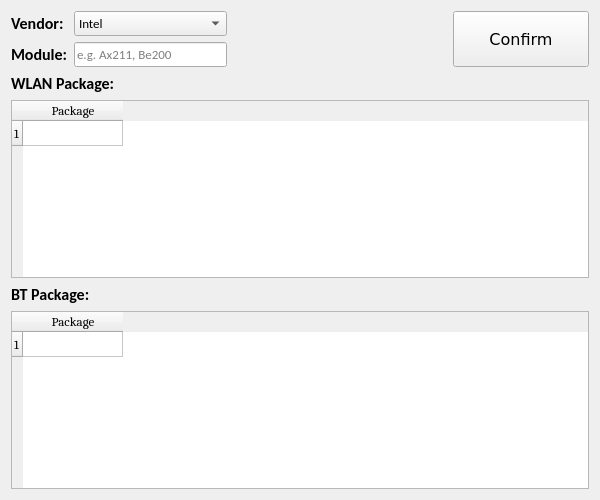
ToroSU/DL_Creator, file ui/wlanbt_select.ui: the form before one commit.
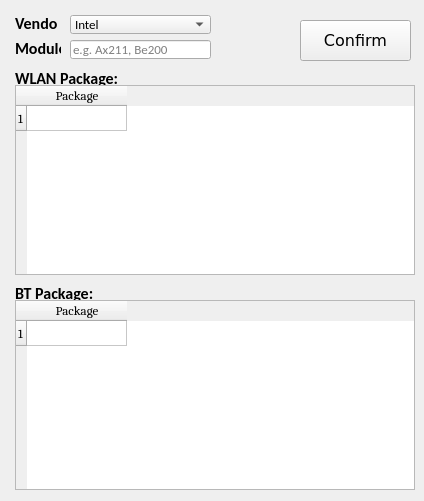
The form after the commit.

Commit message: Fix: get the wlan/bt folder

```diff
--- a/ui/wlanbt_select.ui
+++ b/ui/wlanbt_select.ui
@@ -6,163 +6,24 @@
    <rect>
     <x>0</x>
     <y>0</y>
-    <width>600</width>
-    <height>500</height>
+    <width>424</width>
+    <height>501</height>
    </rect>
   </property>
   <property name="windowTitle">
    <string>WlanBT Select and Save</string>
   </property>
-  <layout class="QGridLayout" name="gridLayout_4">
-   <item row="0" column="0">
-    <layout class="QGridLayout" name="gridLayout_3">
-     <item row="1" column="0">
-      <layout class="QVBoxLayout" name="verticalLayout_2">
-       <item>
-        <widget class="QLabel" name="label_wlan_package">
-         <property name="font">
-          <font>
-           <family>Calibri</family>
-           <pointsize>12</pointsize>
-           <weight>75</weight>
-           <bold>true</bold>
-          </font>
-         </property>
-         <property name="text">
-          <string>WLAN Package:</string>
-         </property>
-        </widget>
-       </item>
-       <item>
-        <widget class="QTableWidget" name="tableWidget_wlan_package_select">
-         <property name="font">
-          <font>
-           <family>Caladea</family>
-           <pointsize>10</pointsize>
-          </font>
-         </property>
-         <property name="sizeAdjustPolicy">
-          <enum>QAbstractScrollArea::AdjustIgnored</enum>
-         </property>
-         <property name="editTriggers">
-          <set>QAbstractItemView::NoEditTriggers</set>
-         </property>
-         <property name="textElideMode">
-          <enum>Qt::ElideRight</enum>
-         </property>
-         <attribute name="verticalHeaderDefaultSectionSize">
-          <number>25</number>
-         </attribute>
-         <attribute name="verticalHeaderHighlightSections">
-          <bool>true</bool>
-         </attribute>
-         <attribute name="verticalHeaderMinimumSectionSize">
-          <number>20</number>
-         </attribute>
-         <row>
-          <property name="text">
-           <string>1</string>
-          </property>
-          <property name="font">
-           <font>
-            <family>Calibri</family>
-           </font>
-          </property>
-         </row>
-         <column>
-          <property name="text">
-           <string>Package</string>
-          </property>
-          <property name="font">
-           <font>
-            <family>Calibri</family>
-           </font>
-          </property>
-         </column>
-        </widget>
-       </item>
-       <item>
-        <widget class="QLabel" name="label_bt_package">
-         <property name="font">
-          <font>
-           <family>Calibri</family>
-           <pointsize>12</pointsize>
-           <weight>75</weight>
-           <bold>true</bold>
-          </font>
-         </property>
-         <property name="text">
-          <string>BT Package:</string>
-         </property>
-        </widget>
-       </item>
-       <item>
-        <widget class="QTableWidget" name="tableWidget_bt_package_select">
-         <property name="font">
-          <font>
-           <family>Caladea</family>
-           <pointsize>10</pointsize>
-          </font>
-         </property>
-         <property name="sizeAdjustPolicy">
-          <enum>QAbstractScrollArea::AdjustIgnored</enum>
-         </property>
-         <property name="editTriggers">
-          <set>QAbstractItemView::NoEditTriggers</set>
-         </property>
-         <property name="textElideMode">
-          <enum>Qt::ElideRight</enum>
-         </property>
-         <attribute name="verticalHeaderDefaultSectionSize">
-          <number>25</number>
-         </attribute>
-         <attribute name="verticalHeaderHighlightSections">
-          <bool>true</bool>
-         </attribute>
-         <attribute name="verticalHeaderMinimumSectionSize">
-          <number>20</number>
-         </attribute>
-         <row>
-          <property name="text">
-           <string>1</string>
-          </property>
-          <property name="font">
-           <font>
-            <family>Calibri</family>
-           </font>
-          </property>
-         </row>
-         <column>
-          <property name="text">
-           <string>Package</string>
-          </property>
-          <property name="font">
-           <font>
-            <family>Calibri</family>
-           </font>
-          </property>
-         </column>
-        </widget>
-       </item>
-      </layout>
-     </item>
-     <item row="0" column="0">
-      <layout class="QGridLayout" name="gridLayout_2">
-       <item row="0" column="1">
-        <layout class="QVBoxLayout" name="verticalLayout" stretch="0">
-         <property name="spacing">
-          <number>6</number>
-         </property>
-         <property name="sizeConstraint">
-          <enum>QLayout::SetDefaultConstraint</enum>
-         </property>
-         <property name="leftMargin">
-          <number>150</number>
-         </property>
-         <item>
           <widget class="QPushButton" name="pushButton_wlanbt_confirm">
+   <property name="geometry">
+    <rect>
+     <x>300</x>
+     <y>20</y>
+     <width>111</width>
+     <height>41</height>
+    </rect>
+   </property>
            <property name="sizePolicy">
-            <sizepolicy hsizetype="Preferred" vsizetype="Preferred">
+    <sizepolicy hsizetype="Fixed" vsizetype="Preferred">
              <horstretch>0</horstretch>
              <verstretch>0</verstretch>
             </sizepolicy>
@@ -177,16 +38,62 @@
             <string>Confirm</string>
            </property>
           </widget>
-         </item>
-        </layout>
-       </item>
-       <item row="0" column="0">
-        <layout class="QGridLayout" name="gridLayout" columnstretch="0,0">
-         <property name="rightMargin">
-          <number>70</number>
-         </property>
-         <item row="0" column="0">
+  <widget class="QComboBox" name="comboBox_vender_select">
+   <property name="geometry">
+    <rect>
+     <x>70</x>
+     <y>15</y>
+     <width>141</width>
+     <height>19</height>
+    </rect>
+   </property>
+   <property name="sizePolicy">
+    <sizepolicy hsizetype="Preferred" vsizetype="Preferred">
+     <horstretch>0</horstretch>
+     <verstretch>0</verstretch>
+    </sizepolicy>
+   </property>
+   <property name="font">
+    <font>
+     <family>Calibri</family>
+     <pointsize>10</pointsize>
+    </font>
+   </property>
+   <item>
+    <property name="text">
+     <string>Intel</string>
+    </property>
+   </item>
+   <item>
+    <property name="text">
+     <string>Azwave-MTK</string>
+    </property>
+   </item>
+   <item>
+    <property name="text">
+     <string>Azwave-RTK</string>
+    </property>
+   </item>
+   <item>
+    <property name="text">
+     <string>Liteon-RTK</string>
+    </property>
+   </item>
+   <item>
+    <property name="text">
+     <string>Liteon-Qualc</string>
+    </property>
+   </item>
+  </widget>
           <widget class="QLabel" name="label_vendor">
+   <property name="geometry">
+    <rect>
+     <x>15</x>
+     <y>15</y>
+     <width>43</width>
+     <height>16</height>
+    </rect>
+   </property>
            <property name="sizePolicy">
             <sizepolicy hsizetype="Fixed" vsizetype="Fixed">
              <horstretch>0</horstretch>
@@ -205,9 +112,15 @@
             <string>Vendor:</string>
            </property>
           </widget>
-         </item>
-         <item row="1" column="0">
           <widget class="QLabel" name="label_module">
+   <property name="geometry">
+    <rect>
+     <x>15</x>
+     <y>40</y>
+     <width>46</width>
+     <height>16</height>
+    </rect>
+   </property>
            <property name="sizePolicy">
             <sizepolicy hsizetype="Fixed" vsizetype="Fixed">
              <horstretch>0</horstretch>
@@ -226,9 +139,15 @@
             <string>Module:</string>
            </property>
           </widget>
-         </item>
-         <item row="1" column="1">
           <widget class="QLineEdit" name="lineEdit_module_name">
+   <property name="geometry">
+    <rect>
+     <x>70</x>
+     <y>40</y>
+     <width>141</width>
+     <height>19</height>
+    </rect>
+   </property>
            <property name="sizePolicy">
             <sizepolicy hsizetype="Preferred" vsizetype="Preferred">
              <horstretch>0</horstretch>
@@ -245,55 +164,172 @@
             <string>e.g. Ax211, Be200</string>
            </property>
           </widget>
-         </item>
-         <item row="0" column="1">
-          <widget class="QComboBox" name="comboBox_vender_select">
-           <property name="sizePolicy">
-            <sizepolicy hsizetype="Preferred" vsizetype="Preferred">
-             <horstretch>0</horstretch>
-             <verstretch>0</verstretch>
-            </sizepolicy>
+  <widget class="QLabel" name="label_wlan_package">
+   <property name="geometry">
+    <rect>
+     <x>15</x>
+     <y>70</y>
+     <width>161</width>
+     <height>16</height>
+    </rect>
            </property>
            <property name="font">
             <font>
              <family>Calibri</family>
+     <pointsize>12</pointsize>
+     <weight>75</weight>
+     <bold>true</bold>
+    </font>
+   </property>
+   <property name="text">
+    <string>WLAN Package:</string>
+   </property>
+  </widget>
+  <widget class="QTableWidget" name="tableWidget_wlan_package_select">
+   <property name="geometry">
+    <rect>
+     <x>15</x>
+     <y>85</y>
+     <width>400</width>
+     <height>190</height>
+    </rect>
+   </property>
+   <property name="font">
+    <font>
+     <family>Caladea</family>
              <pointsize>10</pointsize>
             </font>
            </property>
-           <item>
+   <property name="sizeAdjustPolicy">
+    <enum>QAbstractScrollArea::AdjustIgnored</enum>
+   </property>
+   <property name="editTriggers">
+    <set>QAbstractItemView::NoEditTriggers</set>
+   </property>
+   <property name="textElideMode">
+    <enum>Qt::ElideRight</enum>
+   </property>
+   <attribute name="verticalHeaderDefaultSectionSize">
+    <number>25</number>
+   </attribute>
+   <attribute name="verticalHeaderHighlightSections">
+    <bool>true</bool>
+   </attribute>
+   <attribute name="verticalHeaderMinimumSectionSize">
+    <number>20</number>
+   </attribute>
+   <row>
             <property name="text">
-             <string>Intel</string>
-            </property>
-           </item>
-           <item>
+     <string>1</string>
+    </property>
+    <property name="font">
+     <font>
+      <family>Calibri</family>
+     </font>
+    </property>
+   </row>
+   <column>
             <property name="text">
-             <string>Azwave-MTK</string>
-            </property>
-           </item>
-           <item>
+     <string>Package</string>
+    </property>
+    <property name="font">
+     <font>
+      <family>Calibri</family>
+     </font>
+    </property>
+   </column>
+   <item row="0" column="0">
+    <property name="font">
+     <font>
+      <family>Calibri</family>
+      <pointsize>12</pointsize>
+     </font>
+    </property>
+   </item>
+  </widget>
+  <widget class="QLabel" name="label_bt_package">
+   <property name="geometry">
+    <rect>
+     <x>15</x>
+     <y>285</y>
+     <width>141</width>
+     <height>16</height>
+    </rect>
+   </property>
+   <property name="font">
+    <font>
+     <family>Calibri</family>
+     <pointsize>12</pointsize>
+     <weight>75</weight>
+     <bold>true</bold>
+    </font>
+   </property>
             <property name="text">
-             <string>Azwave-RTK</string>
-            </property>
-           </item>
-           <item>
+    <string>BT Package:</string>
+   </property>
+  </widget>
+  <widget class="QTableWidget" name="tableWidget_bt_package_select">
+   <property name="geometry">
+    <rect>
+     <x>15</x>
+     <y>300</y>
+     <width>400</width>
+     <height>190</height>
+    </rect>
+   </property>
+   <property name="font">
+    <font>
+     <family>Caladea</family>
+     <pointsize>10</pointsize>
+    </font>
+   </property>
+   <property name="sizeAdjustPolicy">
+    <enum>QAbstractScrollArea::AdjustIgnored</enum>
+   </property>
+   <property name="editTriggers">
+    <set>QAbstractItemView::NoEditTriggers</set>
+   </property>
+   <property name="textElideMode">
+    <enum>Qt::ElideRight</enum>
+   </property>
+   <attribute name="verticalHeaderDefaultSectionSize">
+    <number>25</number>
+   </attribute>
+   <attribute name="verticalHeaderHighlightSections">
+    <bool>true</bool>
+   </attribute>
+   <attribute name="verticalHeaderMinimumSectionSize">
+    <number>20</number>
+   </attribute>
+   <row>
             <property name="text">
-             <string>Liteon-RTK</string>
-            </property>
-           </item>
-           <item>
+     <string>1</string>
+    </property>
+    <property name="font">
+     <font>
+      <family>Calibri</family>
+     </font>
+    </property>
+   </row>
+   <column>
             <property name="text">
-             <string>Liteon-Qualc</string>
-            </property>
-           </item>
-          </widget>
-         </item>
-        </layout>
-       </item>
-      </layout>
-     </item>
-    </layout>
-   </item>
-  </layout>
+     <string>Package</string>
+    </property>
+    <property name="font">
+     <font>
+      <family>Calibri</family>
+     </font>
+    </property>
+   </column>
+   <item row="0" column="0">
+    <property name="font">
+     <font>
+      <family>Calibri</family>
+      <pointsize>12</pointsize>
+     </font>
+    </property>
+   </item>
+  </widget>
  </widget>
  <resources/>
  <connections/>
```
Lines whose indentation alone changed are shown as unchanged. The commit also changes 5 other files.
